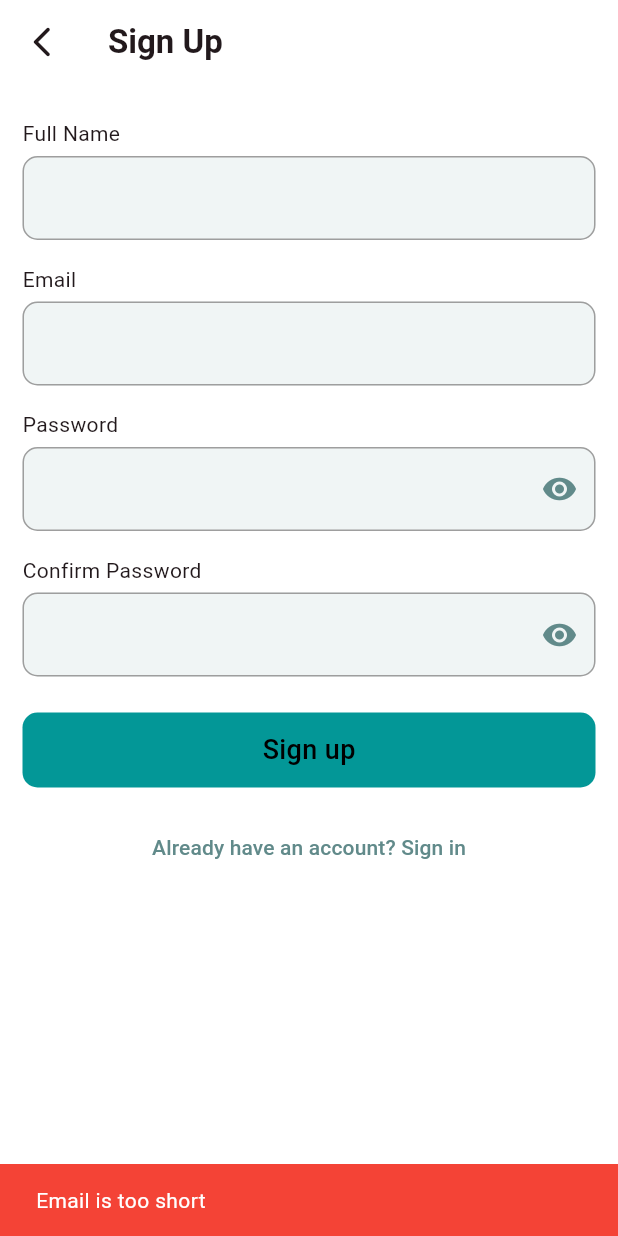
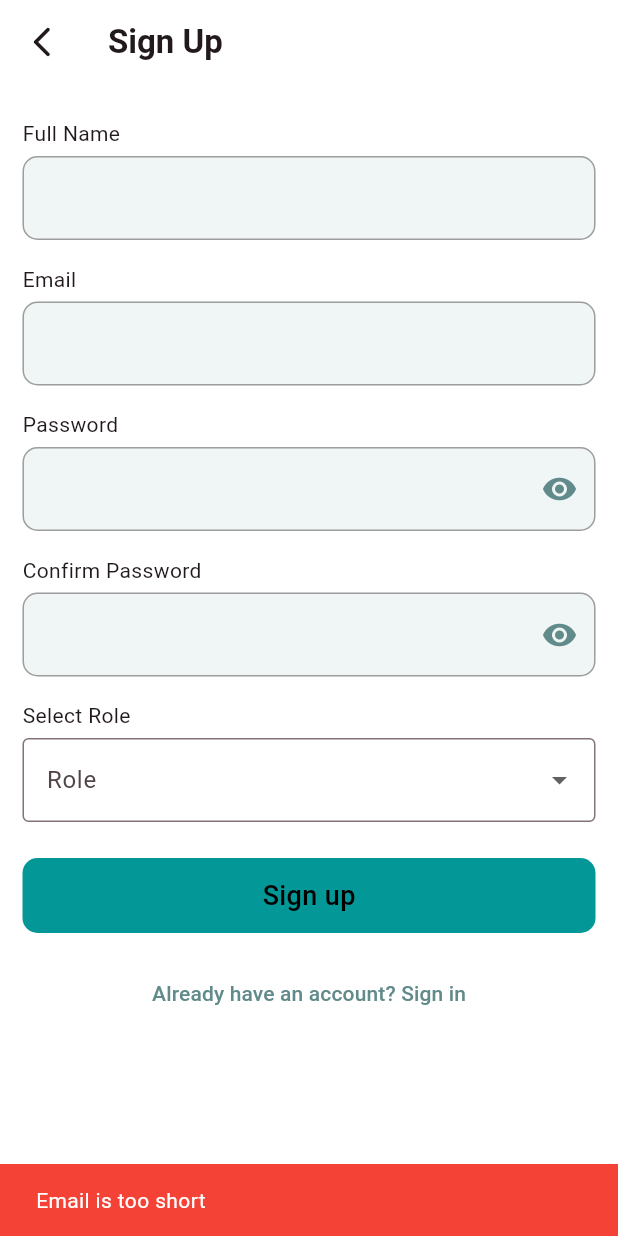
Before and after one commit to Eranga035225/skill_finder_mobile_app_for_a_client, a Flutter app: the AuthScreen screen opened directly, after a tap on "Don't have an account? Sign up", after a tap on "Sign up", on a phone screen of 412 x 824 dp. Run offline on Flutter 3.47's test engine with Material 3 defaults, Android fonts, the phone set to English and light mode, and no system bars; our stand-ins replace cloud_firestore, firebase_auth, firebase_core, flutter_easyloading, font_awesome_flutter, logger and 1 more; accounts and stored records are empty.

Commit message:
Admin actions created

```diff
--- a/lib/controllers/auth_controller.dart
+++ b/lib/controllers/auth_controller.dart
@@ -1,5 +1,7 @@
+import 'package:cloud_firestore/cloud_firestore.dart';
 import 'package:firebase_auth/firebase_auth.dart';
 import 'package:flutter/material.dart';
+import 'package:logger/web.dart';
 import 'package:skill_finder/screens/auth_screen.dart';
 import 'package:skill_finder/utils/custom_dialogs.dart';
 
@@ -7,11 +9,13 @@ class AuthController {
   Future<User?> createUserAccount({
     required String email,
     required String password,
+    required String role,
     required BuildContext context,
   }) async {
     try {
       final credential = await FirebaseAuth.instance
           .createUserWithEmailAndPassword(email: email, password: password);
+
       return credential.user;
     } on FirebaseAuthException catch (e) {
       if (e.code == 'weak-password' && context.mounted) {
@@ -41,7 +45,21 @@ class AuthController {
         email: email,
         password: password,
       );
-      return credential.user;
+
+      final user = credential.user;
+
+      if (user != null) {
+        final snapshot = await FirebaseFirestore.instance
+            .collection('Users')
+            .doc(user.uid)
+            .get();
+
+        final role = snapshot['role'];
+
+        Logger().d("User Role: $role");
+      }
+
+      return user;
     } on FirebaseAuthException catch (e) {
       if (e.code == 'invalid-credential') {
         CustomDialogs.showErrorSnackBar(
--- a/lib/models/service_provider_model.dart
+++ b/lib/models/service_provider_model.dart
@@ -3,11 +3,13 @@ class ServiceproviderModel {
   String description;
   String image;
   double rating;
+  final String category;
 
   ServiceproviderModel({
     required this.name,
     required this.description,
     required this.image,
     required this.rating,
+    required this.category,
   });
 }
--- a/lib/models/user_model.dart
+++ b/lib/models/user_model.dart
@@ -2,8 +2,14 @@ class UserModel {
   String name;
   String uid;
   String email;
+  String role;
 
-  UserModel({required this.email, required this.name, required this.uid});
+  UserModel({
+    required this.email,
+    required this.name,
+    required this.uid,
+    required this.role,
+  });
 
   //From database
   factory UserModel.fromJson(Map<String, dynamic> json) {
@@ -11,11 +17,12 @@ class UserModel {
       email: json['email'],
       name: json['name'],
       uid: json['uid'],
+      role: json['role'],
     );
   }
 
   //Into the database
   Map<String, dynamic> toJson() {
-    return {'email': email, 'name': name, 'uid': uid};
+    return {'email': email, 'name': name, 'uid': uid, 'role': role};
   }
 }
--- a/lib/providers/auth_state_provider.dart
+++ b/lib/providers/auth_state_provider.dart
@@ -25,7 +25,7 @@ class AuthStateProvider extends ChangeNotifier {
   final TextEditingController _nameController = TextEditingController();
   TextEditingController get nameController => _nameController;
 
-  Future<void> signupUser(BuildContext context) async {
+  Future<void> signupUser(BuildContext context, String? role) async {
     if (_emailController.text.trim().length < 3) {
       CustomDialogs.showErrorSnackBar(context, 'Email is too short');
     } else if (_passwordController.text.trim().length < 6) {
@@ -36,11 +36,14 @@ class AuthStateProvider extends ChangeNotifier {
         context,
         'Password and Confirm Password do not match',
       );
+    } else if (role == null || role.isEmpty) {
+      CustomDialogs.showErrorSnackBar(context, 'Please select a role');
     } else {
       EasyLoading.show();
       final user = await AuthController().createUserAccount(
         email: _emailController.text.trim(),
         password: _passwordController.text.trim(),
+        role: role,
         context: context,
       );
 
@@ -49,6 +52,7 @@ class AuthStateProvider extends ChangeNotifier {
           email: _emailController.text.trim(),
           name: _nameController.text.trim(),
           uid: user.uid,
+          role: role,
         );
 
         final isSuccess = await UserController().saveUserData(userModel);
@@ -88,25 +92,29 @@ class AuthStateProvider extends ChangeNotifier {
       );
 
       if (user == null) {
+        Logger().w('signInUser: Firebase user is null');
         EasyLoading.dismiss();
         return;
       }
 
+      // Try to fetch user data, but don't block navigation on it
       final userModel = await UserController().fetchUserData();
+      Logger().i('Fetched userModel: $userModel');
 
       if (userModel != null && context.mounted) {
-        // Update provider safely
         Provider.of<UserProvider>(
           context,
           listen: false,
         ).setUserModel(userModel);
+      }
 
-        // Navigate safely
-        Navigator.pushReplacement(
-          context,
-          MaterialPageRoute(builder: (context) => CategoriesScreen()),
-        );
-      }
+      if (!context.mounted) return;
+
+      // ✅ Always navigate after successful sign-in
+      Navigator.pushReplacement(
+        context,
+        MaterialPageRoute(builder: (context) => CategoriesScreen()),
+      );
     } catch (e) {
       EasyLoading.showError('Sign in failed: $e');
     } finally {
--- a/lib/screens/auth_screen.dart
+++ b/lib/screens/auth_screen.dart
@@ -18,6 +18,7 @@ class AuthScreen extends StatefulWidget {
 
 class _AuthScreenState extends State<AuthScreen> {
   late String authScreenType;
+  String? selectedRole;
 
   @override
   void initState() {
@@ -68,6 +69,35 @@ class _AuthScreenState extends State<AuthScreen> {
                     isPassword: true,
                     controller: authProvider.confirmPasswordController,
                   ),
+                if (authScreenType == 'signup')
+                  Padding(
+                    padding: const EdgeInsets.symmetric(vertical: 8),
+                    child: Column(
+                      crossAxisAlignment: CrossAxisAlignment.start,
+                      children: [
+                        Text("Select Role"),
+                        SizedBox(height: 5),
+                        DropdownButtonFormField<String>(
+                          value: selectedRole,
+                          decoration: InputDecoration(
+                            labelText: "Role",
+                            border: OutlineInputBorder(),
+                          ),
+                          items: ["Admin", "User"].map((role) {
+                            return DropdownMenuItem(
+                              value: role,
+                              child: Text(role),
+                            );
+                          }).toList(),
+                          onChanged: (String? newValue) {
+                            setState(() {
+                              selectedRole = newValue!;
+                            });
+                          },
+                        ),
+                      ],
+                    ),
+                  ),
 
                 SizedBox(height: 16),
                 CustomButton(
@@ -78,15 +108,17 @@ class _AuthScreenState extends State<AuthScreen> {
                       ? 'Sign in'
                       : 'Reset Password',
                   onTap: () {
-                    setState(() {
-                      if (authScreenType == 'signup') {
-                        authProvider.signupUser(context);
-                      } else if (authScreenType == 'signin') {
-                        authProvider.signInUser(context);
-                      }
-                    });
+                    if (authScreenType == 'signup') {
+                      context.read<AuthStateProvider>().signupUser(
+                        context,
+                        selectedRole,
+                      );
+                    } else if (authScreenType == 'signin') {
+                      context.read<AuthStateProvider>().signInUser(context);
+                    }
                   },
                 ),
+
                 SizedBox(height: 16),
                 if (authScreenType == 'signin')
                   Center(
```
Also changed, not shown: lib/screens/categories_screen.dart (+40 -6 lines), lib/screens/service_provider_list.dart (+8 -3 lines), lib/screens/admin/service_providers_add_screen.dart (added).
